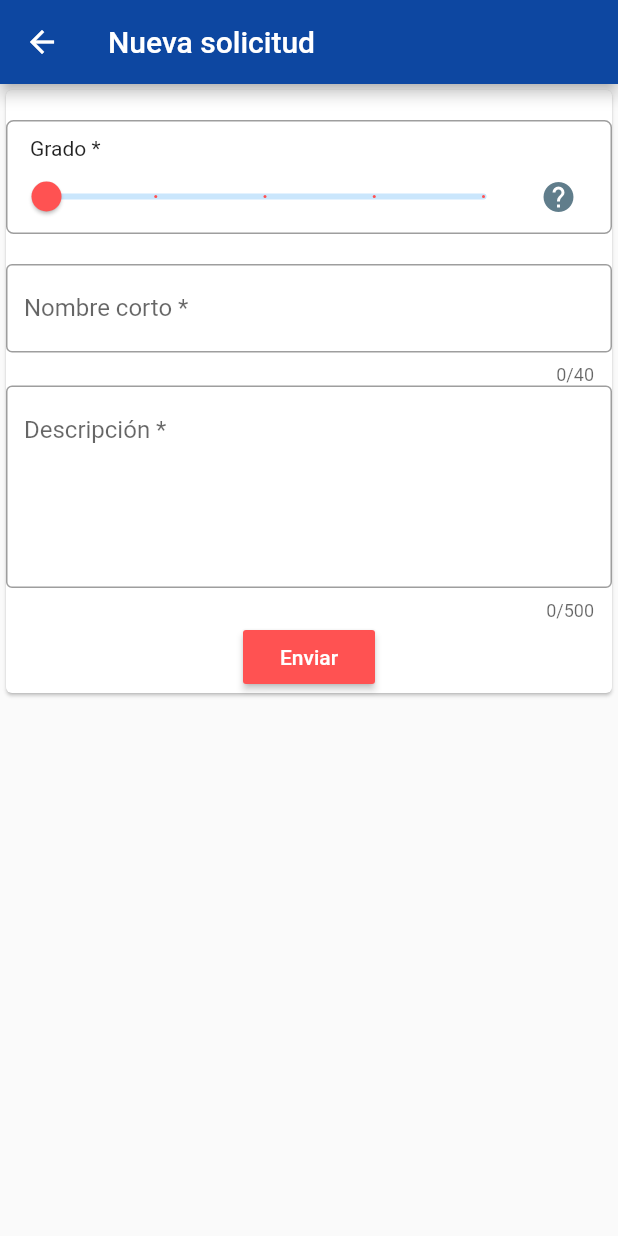
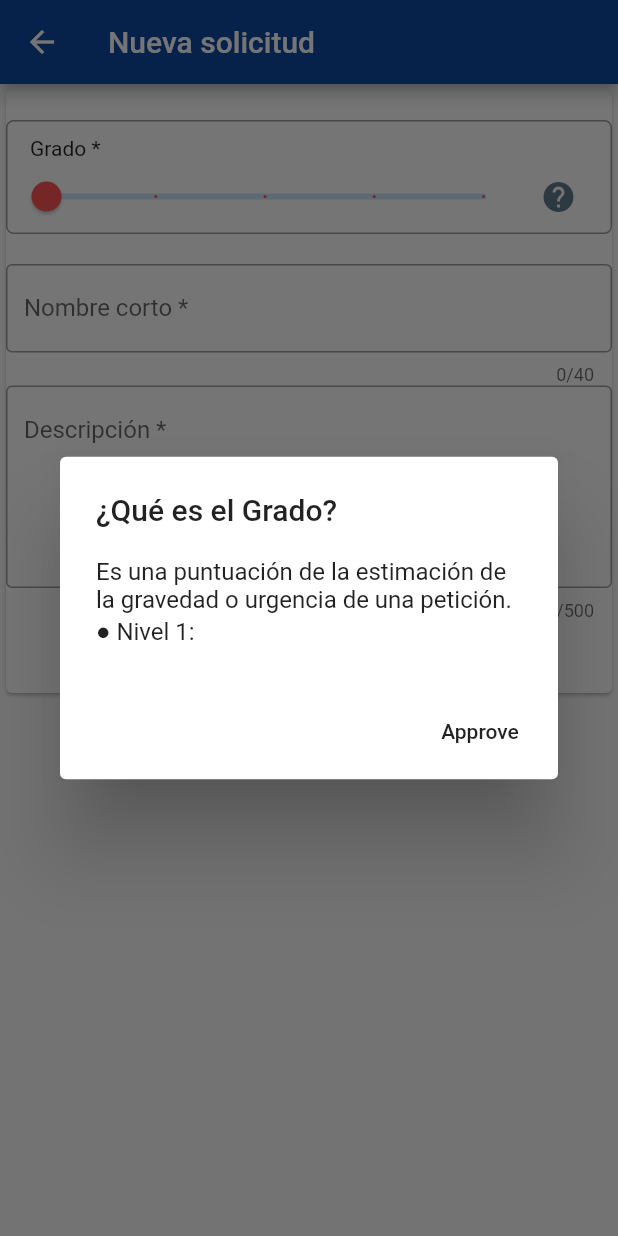
Before and after one commit to begandroide/sars-help, a Flutter app: the CreateRequestPage screen opened directly, after a tap on the "help" icon, on a phone screen of 412 x 824 dp. Run offline on Flutter 3.47's test engine with Material 2 defaults, Android fonts, the phone set to English and light mode, and no system bars; our stand-ins replace cloud_firestore, firebase_auth, google_maps_flutter; missing offline and left inert: age, geolocation, location_permissions; accounts and stored records are empty.

Commit message:
Se añade dialogo de información sobre el grado

```diff
--- a/sarshelp/lib/screens/create_request.dart
+++ b/sarshelp/lib/screens/create_request.dart
@@ -91,7 +91,36 @@ class _CreateRequestPageState extends State<CreateRequestPage> {
                                   ),
                                   IconButton(
                                     icon: Icon(Icons.help),
-                                    onPressed: () => {},
+                                    onPressed: () => {
+                                      showDialog(
+                                        context: context,
+                                        builder: (_) => AlertDialog(
+                                            title: Text('¿Qué es el Grado?'),
+                                            content: SingleChildScrollView(
+                                              child: ListBody(
+                                                children: <Widget>[
+                                                  Text('Es una puntuación de la estimación de la gravedad o urgencia de una petición.'),
+                                                  Container(
+                                                    alignment: Alignment.centerLeft,
+                                                    child: Row(children: <Widget>[
+                                                      Text('● Nivel 1:')
+                                                    ],
+                                                    )
+                                                  )
+                                                ],
+                                              ),
+                                            ),
+                                            actions: <Widget>[
+                                              FlatButton(
+                                                child: Text('Approve'),
+                                                onPressed: () {
+                                                  Navigator.of(context).pop();
+                                                },
+                                              ),
+                                            ],
+                                        )
+                                    )
+                                    },
                                     color: Colors.blueGrey
                                   ),
                                 ],
```
